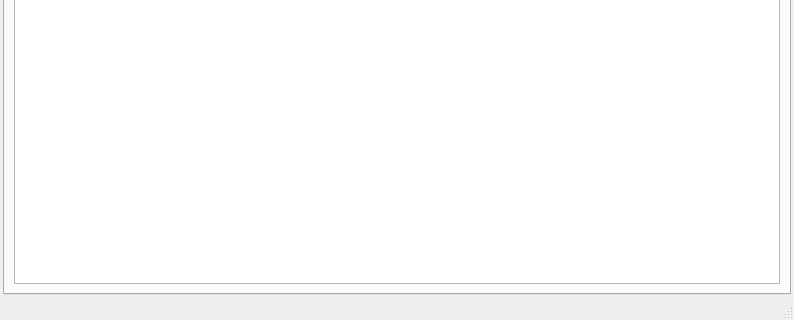
The window that src/ui/mainwindow.ui (alex-krutikov/sklad) describes before a commit, drawn with Qt 5; both pictures show x 0 to 794 and y 475 to 795 of the 794 by 795 pixel window.
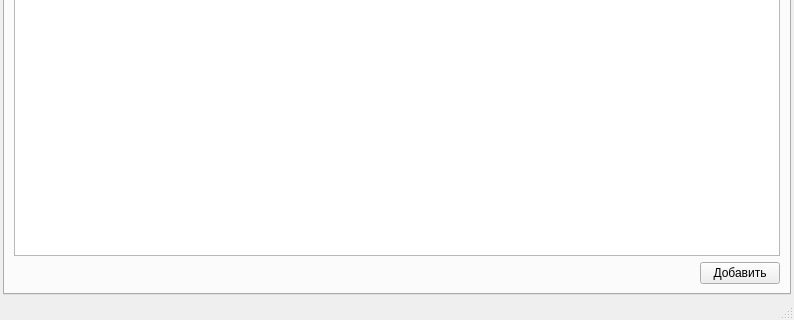
The same window after the commit. The open tabs and pages were chosen to show the change. Icons and pictures are not drawn. Custom widgets are drawn as their Qt base class.

Commit message:
Доработка пользовательского интерфейса.
 - добавлен столбец "место" в таблицу на вкладке "Наличие",
 - из вкладки "Приход" убрана кнопка "Фильтр",
 - добавлена кнопка "Добавить" во вкладку "Приход",
 - В карточке прихода кнопка "остаток на складе"
   заменена на "нет документов".

```diff
--- a/src/ui/mainwindow.ui
+++ b/src/ui/mainwindow.ui
@@ -269,6 +269,30 @@
         <item>
          <widget class="SqlTable" name="tw_prihodHist" />
         </item>
+        <item>
+         <layout class="QHBoxLayout" name="horizontalLayout_2" >
+          <item>
+           <spacer name="horizontalSpacer" >
+            <property name="orientation" >
+             <enum>Qt::Horizontal</enum>
+            </property>
+            <property name="sizeHint" stdset="0" >
+             <size>
+              <width>40</width>
+              <height>20</height>
+             </size>
+            </property>
+           </spacer>
+          </item>
+          <item>
+           <widget class="QPushButton" name="pb_prihodAdd" >
+            <property name="text" >
+             <string>Добавить</string>
+            </property>
+           </widget>
+          </item>
+         </layout>
+        </item>
        </layout>
       </widget>
       <widget class="QWidget" name="tab_7" >
```
Left out of the diff: 2 changed lines with no effect on the pictures. The commit also changes 4 other files.
